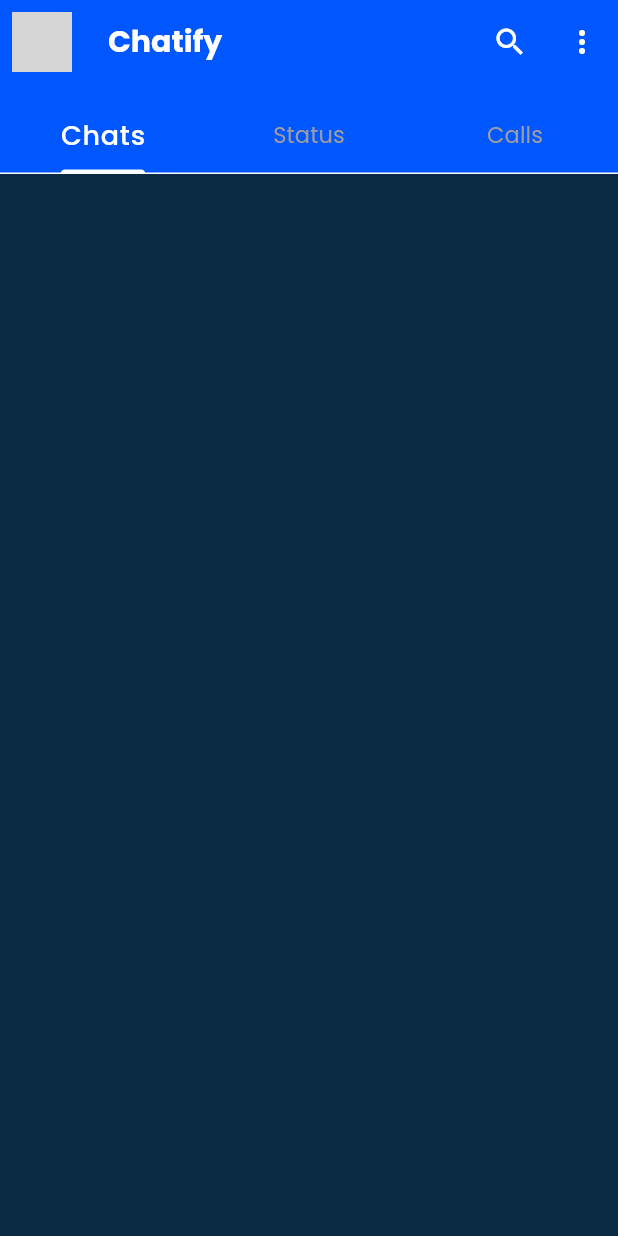
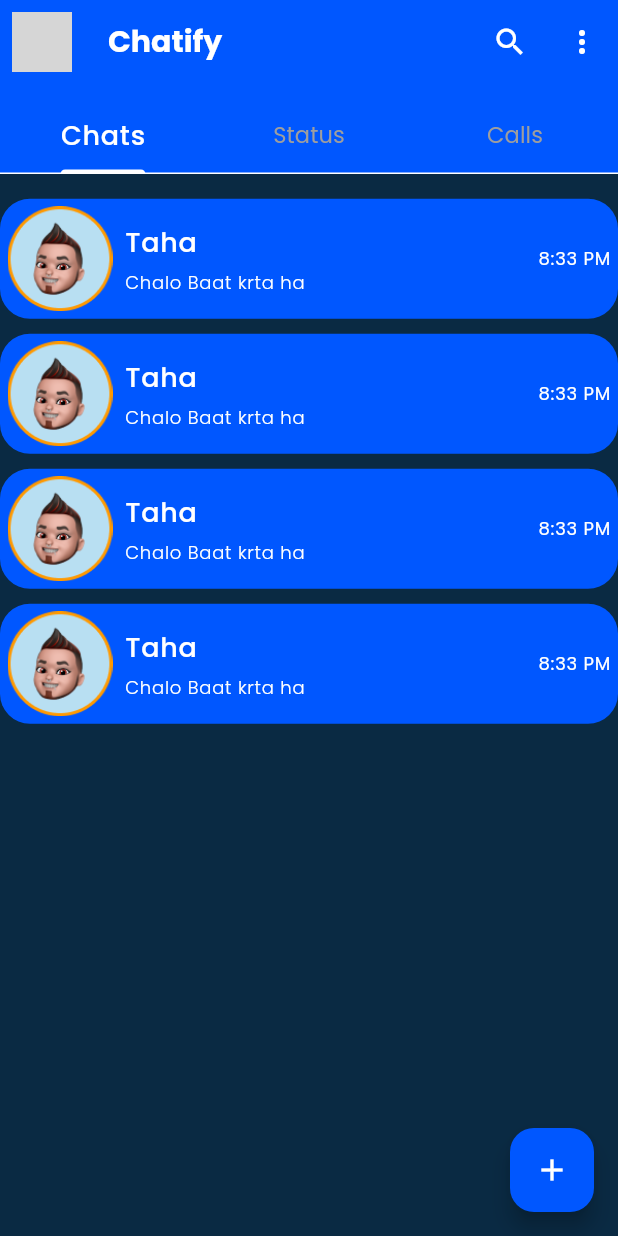
Before and after one commit to huzaifa-huzzi/chatify-Project, a Flutter app: the HomePage screen opened directly, on a phone screen of 412 x 824 dp. Run offline on Flutter 3.47's test engine with Material 3 defaults, Android fonts, the phone set to English and light mode, and no system bars; our stand-ins replace flutter_svg, get, slide_to_act; grey boxes are pictures that could not be loaded.

Commit message:
Making Chat App

```diff
--- /dev/null
+++ b/lib/Resources/Reusable Widgets/chatsList.dart
@@ -0,0 +1,134 @@
+import 'package:chatify_app/Resources/Images/Images.dart';
+import 'package:flutter/material.dart';
+
+class ChatsList extends StatelessWidget {
+  const ChatsList({super.key});
+
+  @override
+  Widget build(BuildContext context) {
+    final height = MediaQuery.sizeOf(context).height;
+    final width = MediaQuery.sizeOf(context).width;
+
+    return Expanded(
+      child: Padding(
+        padding:  EdgeInsets.symmetric(vertical: height * 0.02),
+        child: ListView(
+          children: [
+            Container(
+              margin: EdgeInsets.only(bottom: 10),
+              padding: EdgeInsets.all(5),
+              decoration: BoxDecoration(
+                color: Theme.of(context).colorScheme.primary,
+                borderRadius: BorderRadius.circular(20),
+              ),
+              child: Row(
+                mainAxisAlignment: MainAxisAlignment.spaceBetween,
+                children: [
+                  Row(
+                    children: [
+                      Image.asset(AssetImages.boyPic, width: 70),
+                      SizedBox(width: width * 0.02),
+                      Column(
+                        crossAxisAlignment: CrossAxisAlignment.start,
+                        children: [
+                          Text('Taha', style: Theme.of(context).textTheme.bodyLarge?.copyWith(color: Colors.white),),
+                          SizedBox(height: 5),
+                          Text('Chalo Baat krta ha', style: Theme.of(context).textTheme.labelSmall?.copyWith(color: Colors.white),),
+                        ],
+                      ),
+                    ],
+                  ),
+                  Text('8:33 PM', style: Theme.of(context).textTheme.labelMedium?.copyWith(color: Colors.white),),
+                ],
+              ),
+            ),
+            Container(
+              margin: EdgeInsets.only(bottom: 10),
+              padding: EdgeInsets.all(5),
+              decoration: BoxDecoration(
+                color: Theme.of(context).colorScheme.primary,
+                borderRadius: BorderRadius.circular(20),
+              ),
+              child: Row(
+                mainAxisAlignment: MainAxisAlignment.spaceBetween,
+                children: [
+                  Row(
+                    children: [
+                      Image.asset(AssetImages.boyPic, width: 70),
+                      SizedBox(width: width * 0.02),
+                      Column(
+                        crossAxisAlignment: CrossAxisAlignment.start,
+                        children: [
+                          Text('Taha', style: Theme.of(context).textTheme.bodyLarge?.copyWith(color: Colors.white),),
+                          SizedBox(height: 5),
+                          Text('Chalo Baat krta ha', style: Theme.of(context).textTheme.labelSmall?.copyWith(color: Colors.white),),
+                        ],
+                      ),
+                    ],
+                  ),
+                  Text('8:33 PM', style: Theme.of(context).textTheme.labelMedium?.copyWith(color: Colors.white),),
+                ],
+              ),
+            ),
+            Container(
+              margin: EdgeInsets.only(bottom: 10),
+              padding: EdgeInsets.all(5),
+              decoration: BoxDecoration(
+                color: Theme.of(context).colorScheme.primary,
+                borderRadius: BorderRadius.circular(20),
+              ),
+              child: Row(
+                mainAxisAlignment: MainAxisAlignment.spaceBetween,
+                children: [
+                  Row(
+                    children: [
+                      Image.asset(AssetImages.boyPic, width: 70),
+                      SizedBox(width: width * 0.02),
+                      Column(
+                        crossAxisAlignment: CrossAxisAlignment.start,
+                        children: [
+                          Text('Taha', style: Theme.of(context).textTheme.bodyLarge),
+                          SizedBox(height: 5),
+                          Text('Chalo Baat krta ha', style: Theme.of(context).textTheme.labelSmall?.copyWith(color: Colors.white),),
+                        ],
+                      ),
+                    ],
+                  ),
+                  Text('8:33 PM', style: Theme.of(context).textTheme.labelMedium?.copyWith(color: Colors.white),),
+                ],
+              ),
+            ),
+            Container(
+              margin: EdgeInsets.only(bottom: 10),
+              padding: EdgeInsets.all(5),
+              decoration: BoxDecoration(
+                color: Theme.of(context).colorScheme.primary,
+                borderRadius: BorderRadius.circular(20),
+              ),
+              child: Row(
+                mainAxisAlignment: MainAxisAlignment.spaceBetween,
+                children: [
+                  Row(
+                    children: [
+                      Image.asset(AssetImages.boyPic, width: 70),
+                      SizedBox(width: width * 0.02),
+                      Column(
+                        crossAxisAlignment: CrossAxisAlignment.start,
+                        children: [
+                          Text('Taha', style: Theme.of(context).textTheme.bodyLarge),
+                          SizedBox(height: 5),
+                          Text('Chalo Baat krta ha', style: Theme.of(context).textTheme.labelSmall?.copyWith(color: Colors.white),),
+                        ],
+                      ),
+                    ],
+                  ),
+                  Text('8:33 PM', style: Theme.of(context).textTheme.labelMedium?.copyWith(color: Colors.white),),
+                ],
+              ),
+            ),
+          ],
+        ),
+      ),
+    );
+  }
+}
--- a/lib/View/HomePage/HomeScreen.dart
+++ b/lib/View/HomePage/HomeScreen.dart
@@ -1,4 +1,6 @@
+import 'package:chatify_app/Resources/Colors/Colors.dart';
 import 'package:chatify_app/Resources/Images/Images.dart';
+import 'package:chatify_app/Resources/Reusable%20Widgets/chatsList.dart';
 import 'package:chatify_app/Resources/Reusable%20Widgets/myTabBar.dart';
 import 'package:chatify_app/Resources/Strings/Strings.dart';
 import 'package:flutter/material.dart';
@@ -61,9 +63,32 @@ class _HomePageState extends State<HomePage> with TickerProviderStateMixin {
           child: myTabBar(tabController, context),
         ),
       ),
-      body: Column(
-        children: [],
+      floatingActionButton: FloatingActionButton(
+          onPressed: (){},
+          backgroundColor: Theme.of(context).colorScheme.primary,
+         child: Icon(Icons.add,color:AppColors.donBackgroundColor ,),
       ),
+      body:TabBarView(
+        controller: tabController,
+          children: [
+            ChatsList(),
+            ListView(
+              children: [
+                ListTile(
+                  title: Text('Name Nitish'),
+                )
+              ],
+            ),
+            ListView(
+              children: [
+                ListTile(
+                  title: Text('Name Nitish'),
+                )
+              ],
+            )
+          ]
+      )
+
     );
   }
 }
```
